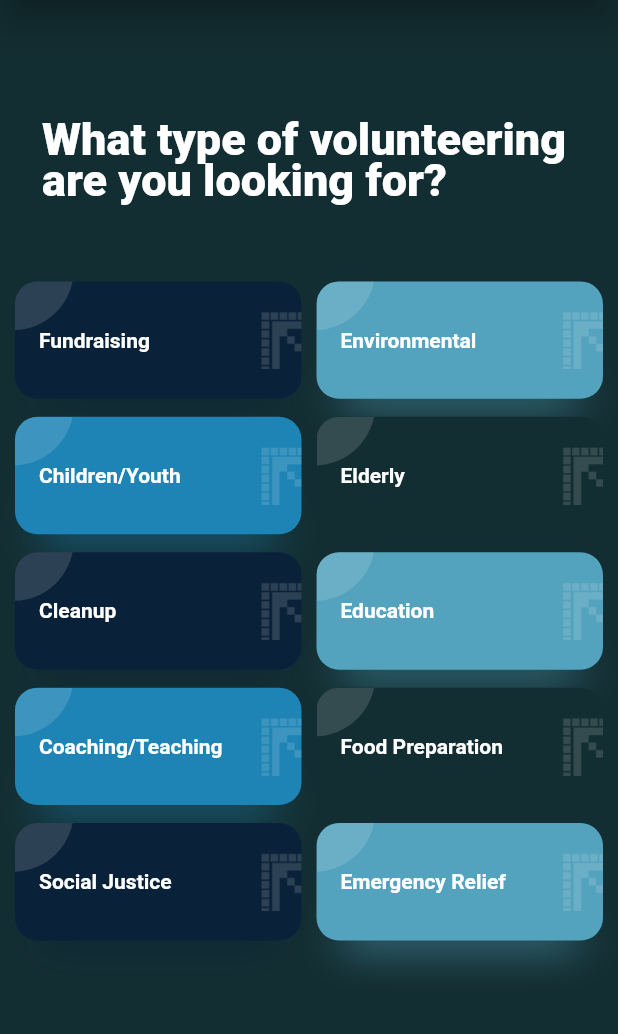
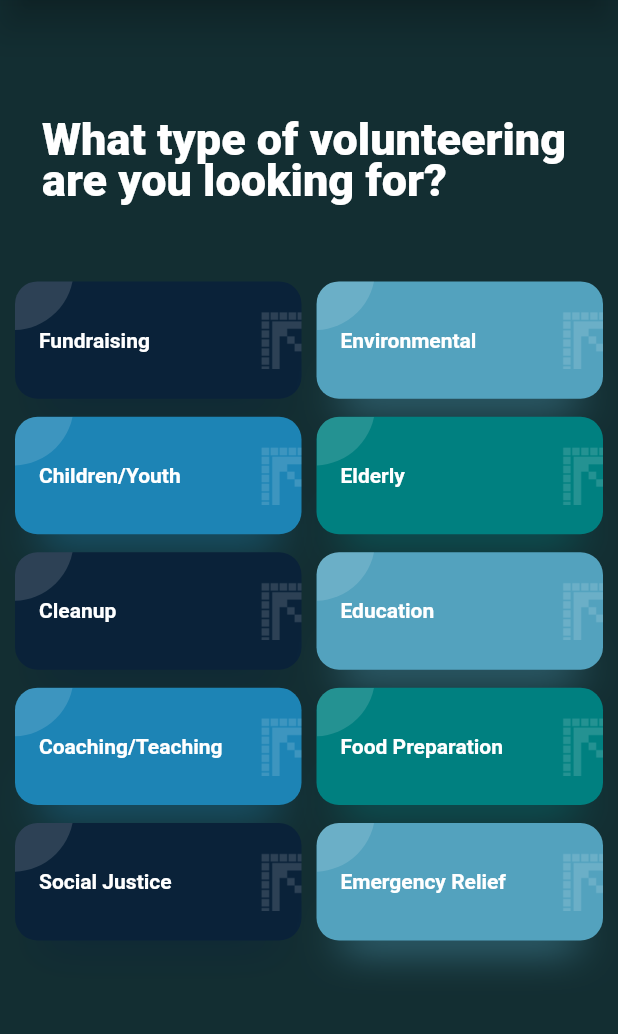
Before and after one commit to Tantan4321/Better-World, a Flutter app: the Home screen opened by its route, on a phone screen of 412 x 824 dp, the part 84-1118 px from its top. Run offline on Flutter 3.47's test engine with Material 2 defaults, Android fonts, the phone set to English and light mode, and no system bars; our stand-ins replace gradient_app_bar; network calls fail; Roboto replaces fonts that are missing (Nunito).

Commit message:
changed backgrnd color

```diff
--- a/minnehack_app/lib/data/categories.dart
+++ b/minnehack_app/lib/data/categories.dart
@@ -6,11 +6,11 @@ const List<Category> categories = [
   Category(name: "Fundraising", color: AppColors.navyBlue),
   Category(name: "Environmental", color: AppColors.oceanBlue),
   Category(name: "Children/Youth", color: AppColors.blue),
-  Category(name: "Elderly", color: AppColors.darkBlue),
+  Category(name: "Elderly", color: AppColors.darkTeal),
   Category(name: "Cleanup", color: AppColors.navyBlue),
   Category(name: "Education", color: AppColors.oceanBlue),
   Category(name: "Coaching/Teaching", color: AppColors.blue),
-  Category(name: "Food Preparation", color: AppColors.darkBlue),
+  Category(name: "Food Preparation", color: AppColors.darkTeal),
   Category(name: "Social Justice", color: AppColors.navyBlue),
   Category(name: "Emergency Relief", color: AppColors.oceanBlue),
 ];
--- a/minnehack_app/lib/ui/events_page.dart
+++ b/minnehack_app/lib/ui/events_page.dart
@@ -22,7 +22,7 @@ class _EventsListState extends State<EventsList> {
         title: Text('Better World'),
       ),
 
-      backgroundColor: AppColors.navyBlue,
+      backgroundColor: AppColors.darkBlue,
       body: Column(
         children: <Widget>[
           Expanded(
--- a/minnehack_app/lib/ui/home.dart
+++ b/minnehack_app/lib/ui/home.dart
@@ -23,6 +23,7 @@ class _HomeState extends State<Home> {
       return ListTile(
         leading: Icon(icon),
         title: Text(s),
+
         onTap: () {
           setState(() {
             // pop closes the drawer
```
